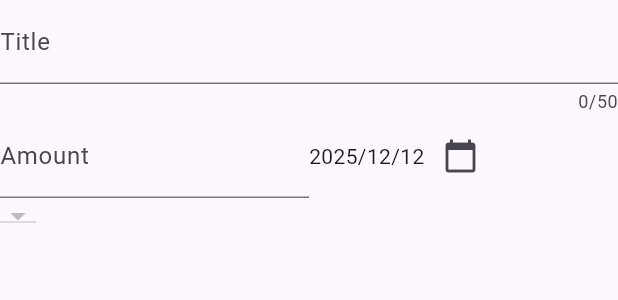
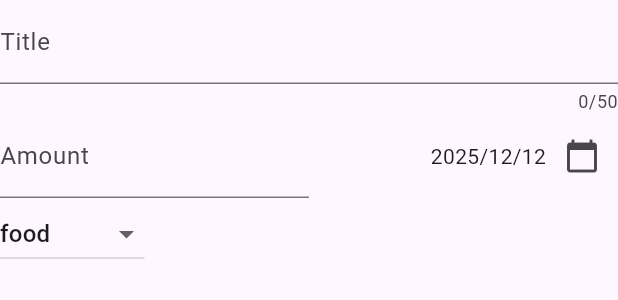
Before and after one commit to DillonWilliams1/Expense_Tracker, a Flutter app: the AddNewExpense widget shown alone on an empty page, opened directly, on a phone screen of 412 x 824 dp. Shown: the top 300 px of the screen. Run offline on Flutter 3.47's test engine with Material 3 defaults, Android fonts, the phone set to English and light mode, and no system bars.

Commit message:
create category dropdown

```diff
--- a/expense_tracker/lib/widgets/add_new_expense.dart
+++ b/expense_tracker/lib/widgets/add_new_expense.dart
@@ -1,4 +1,5 @@
 import 'package:flutter/material.dart';
+import 'package:expense_tracker/models/expense.dart';
 
 class AddNewExpense extends StatefulWidget {
   const AddNewExpense({super.key});
@@ -10,6 +11,8 @@ class AddNewExpense extends StatefulWidget {
 class _AddNewExpenseState extends State<AddNewExpense> {
   final _titleController = TextEditingController();
   final _amountController = TextEditingController();
+
+  Category selectedCategory = Category.food;
 
   @override
   void dispose() {
@@ -49,6 +52,7 @@ class _AddNewExpenseState extends State<AddNewExpense> {
             //date
             Expanded(
               child: Row(
+                mainAxisAlignment: MainAxisAlignment.end,
                 children: [
                   Text("2025/12/12"),
                   IconButton(
@@ -57,13 +61,28 @@ class _AddNewExpenseState extends State<AddNewExpense> {
                   )
                 ],
               ),
-            )
+            ),
           ],
         ),
         //add category dropdown
         Row(
           children: [
-            DropdownButton(items: , onChanged: (){},)
+            DropdownButton(
+              value: selectedCategory,
+              items: Category.values
+                  .map(
+                    (category) => DropdownMenuItem(
+                      value: category,
+                      child: Text(category.name),
+                    ),
+                  )
+                  .toList(),
+              onChanged: (value) {
+                setState(() {
+                  selectedCategory = value!;
+                });
+              },
+            )
           ],
         )
       ],
```
Lines whose indentation alone changed are shown as unchanged.
